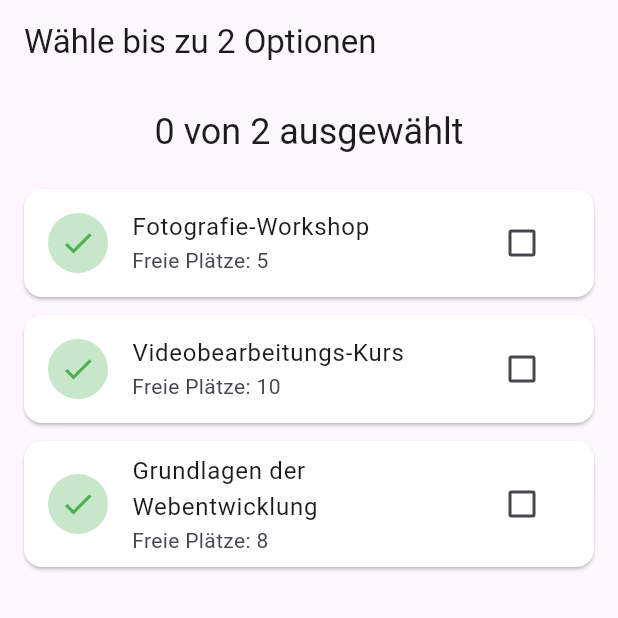
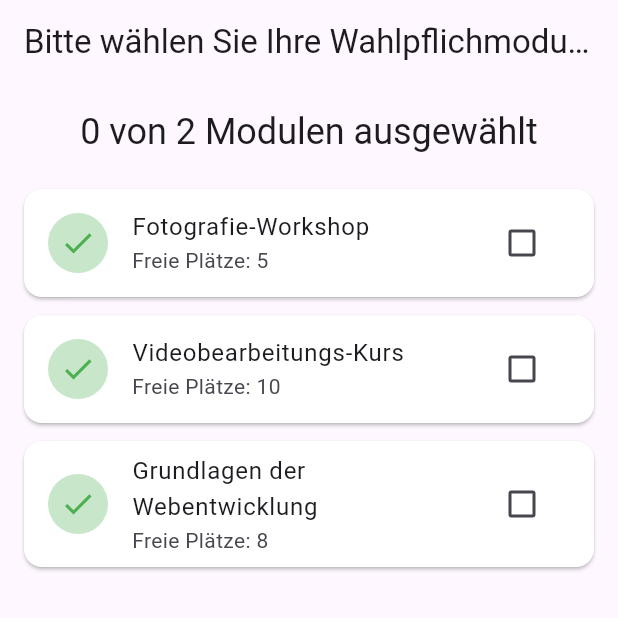
Before and after one commit to SirSirom/project-fomo, a Flutter app: the screen it shows after launch, on a phone screen of 412 x 824 dp, the top half of it. Run offline on Flutter 3.47's test engine with Material 3 defaults, Android fonts, the phone set to English and light mode, and no system bars.

Commit message:
+Kommentare, -Beispielcode

```diff
--- a/lib/main.dart
+++ b/lib/main.dart
@@ -8,7 +8,7 @@
 
 const String mockjsonDataString = '''
 {
-  "Option1": {
+  "Course1": {
     "name": "Fotografie-Workshop",
     "infoUrl": "https://info.url",
     "seats": 20,
@@ -18,7 +18,7 @@
       "Option2"
     ]
   },
-  "Option2": {
+  "Course2": {
     "name": "Videobearbeitungs-Kurs",
     "infoUrl": "https://info.url",
     "seats": 20,
@@ -28,7 +28,7 @@
       "Option1"
     ]
   },
-  "Option3": {
+  "Course3": {
     "name": "Grundlagen der Webentwicklung",
     "infoUrl": "https://info.url",
     "seats": 20,
@@ -55,18 +55,18 @@
     required this.exclusive,
   });
 
-  // Eine "Factory"-Methode, um ein CourseOption-Objekt aus JSON zu erstellen.
+  // Eine "Factory"-Methode, um ein CourseOption-Objekt aus dem JSON zu erstellen.
   factory CourseOption.fromJson(String id, Map<String, dynamic> json) {
     return CourseOption(
       id: id,
-      name: json['name'] ?? 'Unbenannte Option',
-      seats: json['seats'] ?? 0,
-      taken: json['taken'] ?? 0,
-      exclusive: List<String>.from(json['exclusive'] ?? []),
+      name: json['name'] ?? 'Unbenannter Kurs', //als Standard "Unbekannter Kurs"
+      seats: json['seats'] ?? 0, //als Standard 0
+      taken: json['taken'] ?? 0, //als Standard 0
+      exclusive: List<String>.from(json['exclusive'] ?? []), //als Standard leer
     );
   }
 
-  // Ein Helfer, um zu prüfen, ob die Option ausgebucht ist.
+  // Ein Helfer, um zu prüfen, ob der Kurs ausgebucht ist
   bool get isFull => taken >= seats;
 }
 
@@ -78,27 +78,27 @@
   @override
   Widget build(BuildContext context) {
     return MaterialApp(
-      title: 'Flutter Optionsauswahl',
+      title: 'Wahlpflichtkurswahl',
       theme: ThemeData(
         primarySwatch: Colors.blue,
         useMaterial3: true,
       ),
-      home: const OptionSelectionScreen(),
+      home: const CourseSelectionScreen(),
     );
   }
 }
 
-class OptionSelectionScreen extends StatefulWidget {
-  const OptionSelectionScreen({super.key});
+class CourseSelectionScreen extends StatefulWidget {
+  const CourseSelectionScreen({super.key});
 
   @override
-  State<OptionSelectionScreen> createState() => _OptionSelectionScreenState();
+  State<CourseSelectionScreen> createState() => _CourseSelectionScreenState();
 }
 
-class _OptionSelectionScreenState extends State<OptionSelectionScreen> {
-  // Liste aller verfügbaren Optionen
+class _CourseSelectionScreenState extends State<CourseSelectionScreen> {
+  // Liste aller verfügbaren Kurse
   List<CourseOption> _allOptions = [];
-  // Ein Set, um die IDs der ausgewählten Optionen zu speichern.
+  // Ein Set, um die IDs der ausgewählten Kurse zu speichern.
   // Ein Set ist hier effizient, da es keine Duplikate erlaubt.
   final Set<String> _selectedOptionIds = {};
   final int _maxSelections = 2;
@@ -165,30 +165,41 @@
   @override
   Widget build(BuildContext context) {
     return Scaffold(
+
+      //app bar
       appBar: AppBar(
-        title: const Text('Wähle bis zu 2 Optionen'),
+        title: const Text('Bitte wählen Sie Ihre Wahlpflichmodule aus.'),
       ),
+
+      //body
       body: Column(
         children: [
+
+          //x von x ausgewählt Text
           Padding(
             padding: const EdgeInsets.all(16.0),
             child: Text(
-              '${_selectedOptionIds.length} von $_maxSelections ausgewählt',
+              '${_selectedOptionIds.length} von $_maxSelections Modulen ausgewählt',
               style: Theme.of(context).textTheme.headlineSmall,
             ),
           ),
+
+          //liste der module
           Expanded(
-            child: ListView.builder(
+            child: ListView.builder( //ListView war die simpleste umsetzung
               itemCount: _allOptions.length,
               itemBuilder: (context, index) {
                 final option = _allOptions[index];
                 final isSelected = _selectedOptionIds.contains(option.id);
                 final isEnabled = _isOptionEnabled(option);
 
+                // einzelnes modul
                 return Card(
                   margin: const EdgeInsets.symmetric(horizontal: 16.0, vertical: 6.0),
                   color: isEnabled ? Colors.white : Colors.grey[300],
                   child: ListTile(
+
+                    // icon, TODO: ICON aus der übergebenen icon-URL nutzen (evtl)
                     leading: CircleAvatar(
                       backgroundColor: option.isFull ? Colors.red.shade100 : Colors.green.shade100,
                       child: Icon(
@@ -196,20 +207,26 @@
                         color: option.isFull ? Colors.red : Colors.green,
                       ),
                     ),
+
+                    // titel
                     title: Text(option.name),
+
+                    //anz. plätze
                     subtitle: Text(
                         option.isFull
                             ? 'Ausgebucht'
                             : 'Freie Plätze: ${option.seats - option.taken}'
                     ),
+
+                    //selection checkbox
                     trailing: Checkbox(
                       value: isSelected,
-                      // Das Checkbox wird deaktiviert, indem onChanged auf null gesetzt wird.
+                      // die checkbox wird deaktiviert indem onChanged auf null gesetzt wird
                       onChanged: isEnabled
                           ? (bool? value) => _handleSelection(option)
                           : null,
                     ),
-                    // Die gesamte Kachel wird klickbar gemacht.
+                    // die gesamte kachel wird klickbar gemacht (TODO: gesamter Eintrag oder nur checkbox klickbar machen?)
                     onTap: isEnabled ? () => _handleSelection(option) : null,
                   ),
                 );
@@ -221,94 +238,3 @@
     );
   }
 }
-
-class MyHomePage extends StatefulWidget {
-  const MyHomePage({super.key, required this.title});
-
-  // This widget is the home page of your application. It is stateful, meaning
-  // that it has a State object (defined below) that contains fields that affect
-  // how it looks.
-
-  // This class is the configuration for the state. It holds the values (in this
-  // case the title) provided by the parent (in this case the App widget) and
-  // used by the build method of the State. Fields in a Widget subclass are
-  // always marked "final".
-
-  final String title;
-
-  @override
-  State<MyHomePage> createState() => _MyHomePageState();
-}
-
-class _MyHomePageState extends State<MyHomePage> {
-  int _counter = 0;
-
-  void _incrementCounter() {
-    setState(() {
-      // This call to setState tells the Flutter framework that something has
-      // changed in this State, which causes it to rerun the build method below
-      // so that the display can reflect the updated values. If we changed
-      // _counter without calling setState(), then the build method would not be
-      // called again, and so nothing would appear to happen.
-      _counter++;
-      ApiHelper.loadModules(4).then((value) {
-        value.forEach((module) {
-          print(module.toString());
-        });
-      });
-    });
-  }
-
-  @override
-  Widget build(BuildContext context) {
-    // This method is rerun every time setState is called, for instance as done
-    // by the _incrementCounter method above.
-    //
-    // The Flutter framework has been optimized to make rerunning build methods
-    // fast, so that you can just rebuild anything that needs updating rather
-    // than having to individually change instances of widgets.
-    return Scaffold(
-      appBar: AppBar(
-        // TRY THIS: Try changing the color here to a specific color (to
-        // Colors.amber, perhaps?) and trigger a hot reload to see the AppBar
-        // change color while the other colors stay the same.
-        backgroundColor: Theme.of(context).colorScheme.inversePrimary,
-        // Here we take the value from the MyHomePage object that was created by
-        // the App.build method, and use it to set our appbar title.
-        title: Text(widget.title),
-      ),
-      body: Center(
-        // Center is a layout widget. It takes a single child and positions it
-        // in the middle of the parent.
-        child: Column(
-          // Column is also a layout widget. It takes a list of children and
-          // arranges them vertically. By default, it sizes itself to fit its
-          // children horizontally, and tries to be as tall as its parent.
-          //
-          // Column has various properties to control how it sizes itself and
-          // how it positions its children. Here we use mainAxisAlignment to
-          // center the children vertically; the main axis here is the vertical
-          // axis because Columns are vertical (the cross axis would be
-          // horizontal).
-          //
-          // TRY THIS: Invoke "debug painting" (choose the "Toggle Debug Paint"
-          // action in the IDE, or press "p" in the console), to see the
-          // wireframe for each widget.
-          mainAxisAlignment: MainAxisAlignment.center,
-          children: <Widget>[
-            const Text('You have pushed the button this many times:'),
-            Text(
-              '$_counter',
-              style: Theme.of(context).textTheme.headlineMedium,
-            ),
-          ],
-        ),
-      ),
-      floatingActionButton: FloatingActionButton(
-        onPressed: _incrementCounter,
-        tooltip: 'Increment',
-        child: const Icon(Icons.add),
-      ), // This trailing comma makes auto-formatting nicer for build methods.
-    );
-  }
-}
```
